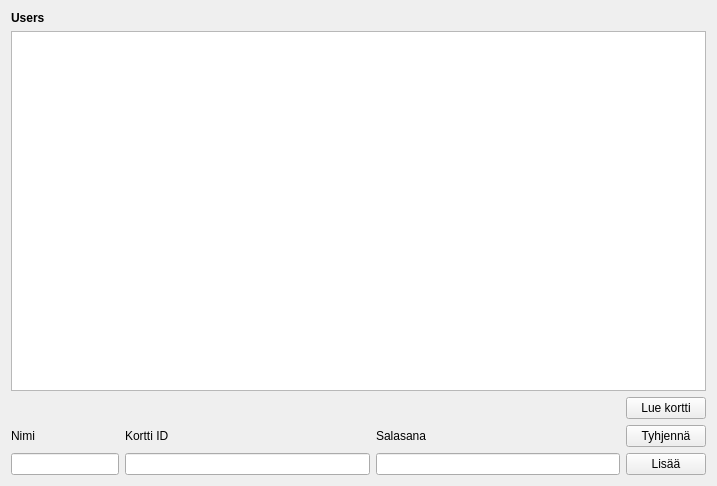
Before: the Qt Designer form ui/users/user.ui in t3vato00/projekti1, drawn with Qt 5.
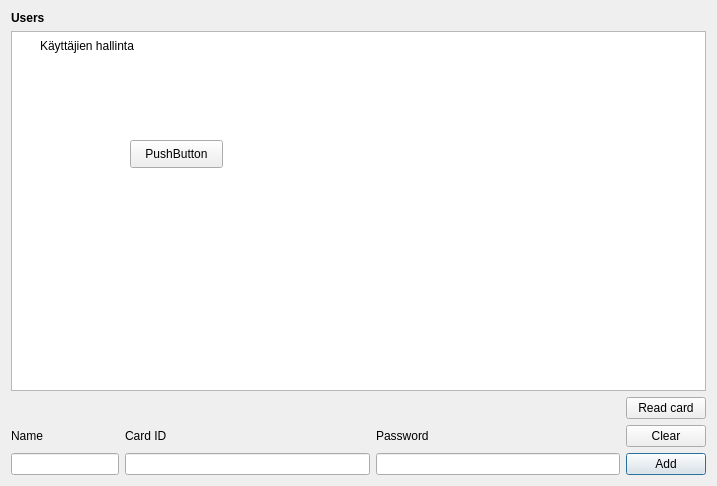
After: the same form once the commit is applied.

Diff of the .ui file:
```diff
--- a/ui/users/user.ui
+++ b/ui/users/user.ui
@@ -19,32 +19,6 @@
   <property name="windowTitle">
    <string>Dialog</string>
   </property>
-  <widget class="QLabel" name="label">
-   <property name="geometry">
-    <rect>
-     <x>40</x>
-     <y>30</y>
-     <width>121</width>
-     <height>31</height>
-    </rect>
-   </property>
-   <property name="text">
-    <string>Käyttäjien hallinta</string>
-   </property>
-  </widget>
-  <widget class="QPushButton" name="pushButton">
-   <property name="geometry">
-    <rect>
-     <x>130</x>
-     <y>140</y>
-     <width>93</width>
-     <height>28</height>
-    </rect>
-   </property>
-   <property name="text">
-    <string>PushButton</string>
-   </property>
-  </widget>
   <layout class="QGridLayout" name="gridLayout">
    <item row="5" column="4">
     <widget class="QLineEdit" name="linePass"/>
@@ -55,14 +29,14 @@
    <item row="3" column="4">
     <widget class="QLabel" name="label_4">
      <property name="text">
-      <string>Salasana</string>
+      <string>Password</string>
      </property>
     </widget>
    </item>
    <item row="3" column="3">
     <widget class="QLabel" name="label_3">
      <property name="text">
-      <string>Kortti ID</string>
+      <string>Card ID</string>
      </property>
     </widget>
    </item>
@@ -72,7 +46,7 @@
    <item row="3" column="0">
     <widget class="QLabel" name="label_2">
      <property name="text">
-      <string>Nimi</string>
+      <string>Name</string>
      </property>
     </widget>
    </item>
@@ -88,7 +62,7 @@
       </sizepolicy>
      </property>
      <property name="text">
-      <string>Lisää</string>
+      <string>Add</string>
      </property>
     </widget>
    </item>
@@ -101,7 +75,7 @@
       </sizepolicy>
      </property>
      <property name="text">
-      <string>Tyhjennä</string>
+      <string>Clear</string>
      </property>
     </widget>
    </item>
@@ -121,11 +95,37 @@
    <item row="2" column="5">
     <widget class="QPushButton" name="pushButton">
      <property name="text">
-      <string>Lue kortti</string>
+      <string>Read card</string>
      </property>
     </widget>
    </item>
   </layout>
+  <widget class="QLabel" name="label">
+   <property name="geometry">
+    <rect>
+     <x>40</x>
+     <y>30</y>
+     <width>121</width>
+     <height>31</height>
+    </rect>
+   </property>
+   <property name="text">
+    <string>Käyttäjien hallinta</string>
+   </property>
+  </widget>
+  <widget class="QPushButton" name="pushButton">
+   <property name="geometry">
+    <rect>
+     <x>130</x>
+     <y>140</y>
+     <width>93</width>
+     <height>28</height>
+    </rect>
+   </property>
+   <property name="text">
+    <string>PushButton</string>
+   </property>
+  </widget>
  </widget>
  <resources/>
  <connections/>
```
